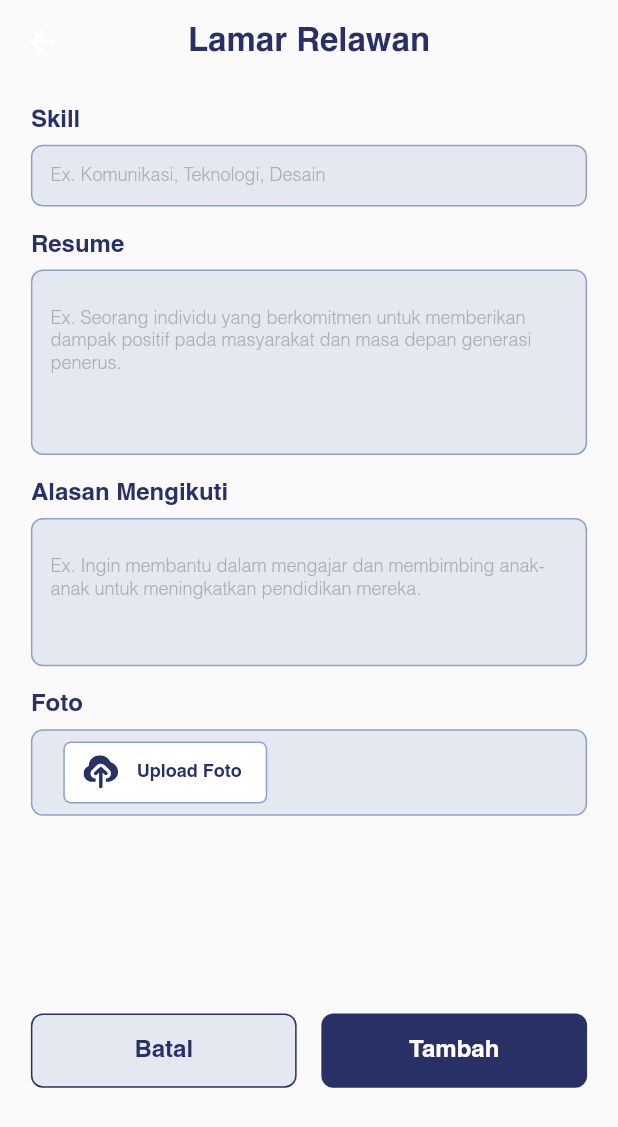
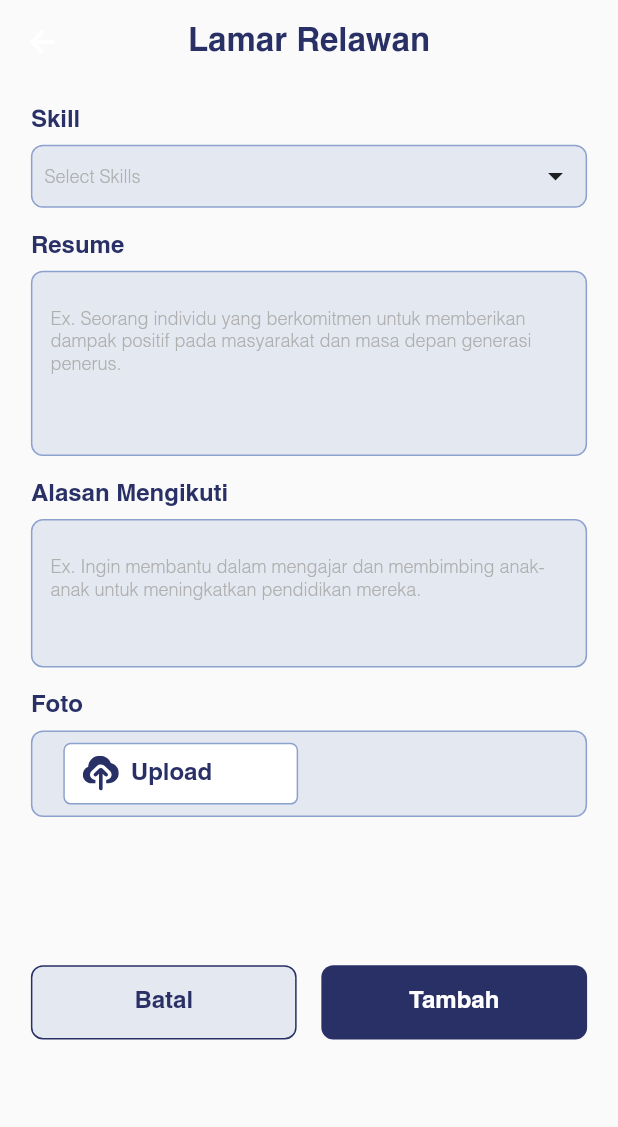
Before and after one commit to Capstone-Alterra/flutter-raih-peduli, a Flutter app: the ApplyFormVolunteer screen opened directly, on a phone screen of 412 x 824 dp. Shown: the top 1127 px of the screen. Run offline on Flutter 3.47's test engine with Material 3 defaults, Android fonts, the phone set to English and light mode, and no system bars; our stand-ins replace dio, email_validator, flutter_otp_text_field, flutter_svg, image_picker, quickalert and 1 more; accounts and stored records are empty; network calls fail; statements that could not run were skipped; project files that could hold a hidden picture were left out.

Commit message:
fix UI slicing and adding viewmodel

```diff
--- a/lib/screen/view/volunteer/form_apply.dart
+++ b/lib/screen/view/volunteer/form_apply.dart
@@ -39,7 +39,7 @@ class _ApplyFormVolunteerState extends State<ApplyFormVolunteer> {
           children: [
             const TextFormVolunteer(),
             Padding(
-              padding: EdgeInsets.only(top: size.height * 0.16),
+              padding: EdgeInsets.only(top: size.height * 0.12),
               child: const ButtonVolunteer(),
             ),
           ],
--- a/lib/screen/view/widgets/volunteer/snackbar.dart
+++ b/lib/screen/view/widgets/volunteer/snackbar.dart
@@ -1,6 +1,6 @@
 import 'package:flutter/material.dart';
 
-SnackBar snackBarVolunteer(Size size, context) {
+SnackBar snackBarVolunteer(Size size, context, {required String message, required bool isError}) {
   return SnackBar(
     duration: const Duration(seconds: 3),
     dismissDirection: DismissDirection.up,
--- a/lib/screen/view/widgets/volunteer/text_form.dart
+++ b/lib/screen/view/widgets/volunteer/text_form.dart
@@ -1,5 +1,9 @@
 import 'package:flutter/material.dart';
+import 'package:path/path.dart';
+import 'package:flutter_raih_peduli/screen/view/widgets/volunteer/skill_filter.dart';
 import 'package:flutter_raih_peduli/screen/view/widgets/volunteer/text_volunteer.dart';
+import 'package:flutter_raih_peduli/screen/view_model/view_model_detail_volunteer.dart';
+import 'package:flutter_raih_peduli/theme.dart';
 import 'package:flutter_svg/flutter_svg.dart';
 
 class TextFormVolunteer extends StatefulWidget {
@@ -10,6 +14,11 @@ class TextFormVolunteer extends StatefulWidget {
 }
 
 class TextFormVolunteerState extends State<TextFormVolunteer> {
+  List<String> selectedSkills = [];
+  String? imagePath;
+
+  final DetailVolunteerViewModel viewModel = DetailVolunteerViewModel();
+
   @override
   Widget build(BuildContext context) {
     Size size = MediaQuery.of(context).size;
@@ -18,7 +27,21 @@ class TextFormVolunteerState extends State<TextFormVolunteer> {
       children: [
         textForVolunteer('Skill'),
         const SizedBox(height: 8),
-        Container(
+        GestureDetector(
+          onTap: () async {
+            final selectedSkillResult = await showSkillFilter(context);
+            if (selectedSkillResult != null) {
+              setState(() {
+                selectedSkills = selectedSkillResult
+                    .split(',')
+                    .map((e) => e.trim())
+                    .toList();
+                    viewModel.skillController.text =
+          viewModel.selectedSkills.join(', ');
+              });
+            }
+          },
+          child: Container(
             decoration: BoxDecoration(
               color: const Color(0xff8CA2CE).withOpacity(0.2),
               borderRadius: BorderRadius.circular(8),
@@ -26,24 +49,30 @@ class TextFormVolunteerState extends State<TextFormVolunteer> {
                 color: const Color(0xff8CA2CE),
               ),
             ),
-          height: size.height * 0.05,
-          child: TextFormField(
-            decoration: const InputDecoration(
-              hintText: 'Ex. Komunikasi, Teknologi, Desain',
-              hintStyle: TextStyle(
+            width: size.width,
+            child: Padding(
+              padding: const EdgeInsets.all(8.0),
+              child: Row(
+                mainAxisAlignment: MainAxisAlignment.spaceBetween,
+                children: [
+                  selectedSkills.isEmpty
+                      ? const Text(
+                          'Select Skills',
+                          style: TextStyle(
                             color: Color(0xffB0B0B0),
                             fontFamily: 'Helvetica',
                             fontSize: 12,
                           ),
-              enabledBorder: OutlineInputBorder(
-                borderSide: BorderSide(
-                  color: Colors.transparent,
+                        )
+                      : Wrap(
+                          spacing: 6.0,
+                          runSpacing: 4.0,
+                          children: selectedSkills.map((skill) {
+                            return _buildSkillChip(skill);
+                          }).toList(),
                         ),
-              ),
-              focusedBorder: OutlineInputBorder(
-                borderSide: BorderSide(
-                  color: Colors.transparent,
-                ),
+                  const Icon(Icons.arrow_drop_down),
+                ],
               ),
             ),
           ),
@@ -61,6 +90,7 @@ class TextFormVolunteerState extends State<TextFormVolunteer> {
           ),
           height: size.height * 0.15,
           child: TextFormField(
+            controller: viewModel.resumeController,
             maxLines: 10,
             decoration: const InputDecoration(
               hintText:
@@ -96,6 +126,7 @@ class TextFormVolunteerState extends State<TextFormVolunteer> {
           ),
           height: size.height * 0.12,
           child: TextFormField(
+            controller: viewModel.reasonController,
             maxLines: 10,
             decoration: const InputDecoration(
               hintText:
@@ -141,9 +172,18 @@ class TextFormVolunteerState extends State<TextFormVolunteer> {
               child: Stack(
                 alignment: const AlignmentDirectional(-1, 0),
                 children: [
-                Container(
+                  InkWell(
+                    onTap: () async {
+                      final image = await viewModel.pickImage();
+                      if (image != null) {
+                        setState(() {
+                          imagePath = image;
+                        });
+                      }
+                    },
+                    child: Container(
                       alignment: Alignment.centerLeft,
-                  width: size.width * 0.33,
+                      width: size.width * 0.38,
                       height: size.height * 0.05,
                       decoration: BoxDecoration(
                         color: Colors.white,
@@ -152,28 +192,81 @@ class TextFormVolunteerState extends State<TextFormVolunteer> {
                           color: const Color(0xff8CA2CE),
                         ),
                       ),
+                      child: Padding(
+                        padding: const EdgeInsets.only(left: 12.0),
                         child: Row(
                           children: [
-                      IconButton(
-                        onPressed: () {},
-                        icon: SvgPicture.asset('assets/upload_foto.svg'),
+                            SvgPicture.asset(
+                              'assets/upload_foto.svg',
+                              height: 24,
                             ),
-                      const Text(
-                        'Upload Foto',
-                        style: TextStyle(
+                            const SizedBox(width: 8),
+                            Expanded(
+                              child: Text(
+                                viewModel.imagePath != null
+                                    ? basename(viewModel.imagePath!)
+                                    : 'Upload',
+                                style: const TextStyle(
                                   color: Color(0xff293066),
                                   fontFamily: 'Helvetica',
-                            fontSize: 12,
-                            fontWeight: FontWeight.bold),
+                                  fontSize: 16,
+                                  fontWeight: FontWeight.bold,
                                 ),
-                    ],
+                                overflow: TextOverflow.ellipsis,
+                                maxLines: 1,
+                              ),
+                            ),
+                            if (viewModel.imagePath != null)
+                              GestureDetector(
+                                onTap: () {
+                                  setState(() {
+                                    viewModel.imagePath = null;
+                                  });
+                                },
+                                child: Container(
+                                  padding: const EdgeInsets.all(8),
+                                  child: const Icon(
+                                    Icons.close,
+                                    color: AppTheme.primaryColor,
+                                  ),
                                 ),
                               ),
                           ],
                         ),
                       ),
                     ),
+                  ),
+                ],
+              ),
+            )),
       ],
     );
   }
+
+  Widget _buildSkillChip(String skill) {
+    return Chip(
+      label: Text(
+        skill,
+        style: const TextStyle(
+            fontSize: 10, // Sesuaikan ukuran font sesuai kebutuhan
+            fontWeight: FontWeight.bold),
+      ),
+      deleteIcon: const Icon(
+        Icons.close,
+        color: AppTheme.white,
+        size: 16, // Sesuaikan ukuran ikon delete sesuai kebutuhan
+      ),
+      onDeleted: () {
+        setState(() {
+          selectedSkills.remove(skill);
+        });
+      },
+      backgroundColor: AppTheme.primaryColor,
+      labelStyle: const TextStyle(
+        color: AppTheme.white,
+        fontFamily: 'Helvetica',
+        fontSize: 12,
+      ),
+    );
   }
+}
--- a/pubspec.yaml
+++ b/pubspec.yaml
@@ -21,6 +21,10 @@ dependencies:
   shared_preferences: ^2.2.2
   quickalert: ^1.0.2
   email_validator: ^2.1.17
+  multi_select_flutter: ^4.1.3
+  image_picker: ^1.0.4
+  image_picker_platform_interface: ^2.9.1
+  path: ^1.8.3
 
 flutter_native_splash:
   color: "#FFFFFF"
```
Also changed, not shown: lib/screen/view/volunteer/detail_volunteer.dart (+2 -31 lines), lib/screen/view/widgets/volunteer/button_volunteer.dart (+10 -3 lines), lib/screen/view/widgets/volunteer/skill_filter.dart (added, +161 -0 lines), lib/screen/view_model/view_model_detail_volunteer.dart (added, +91 -0 lines). Lines whose indentation alone changed are shown as unchanged.
